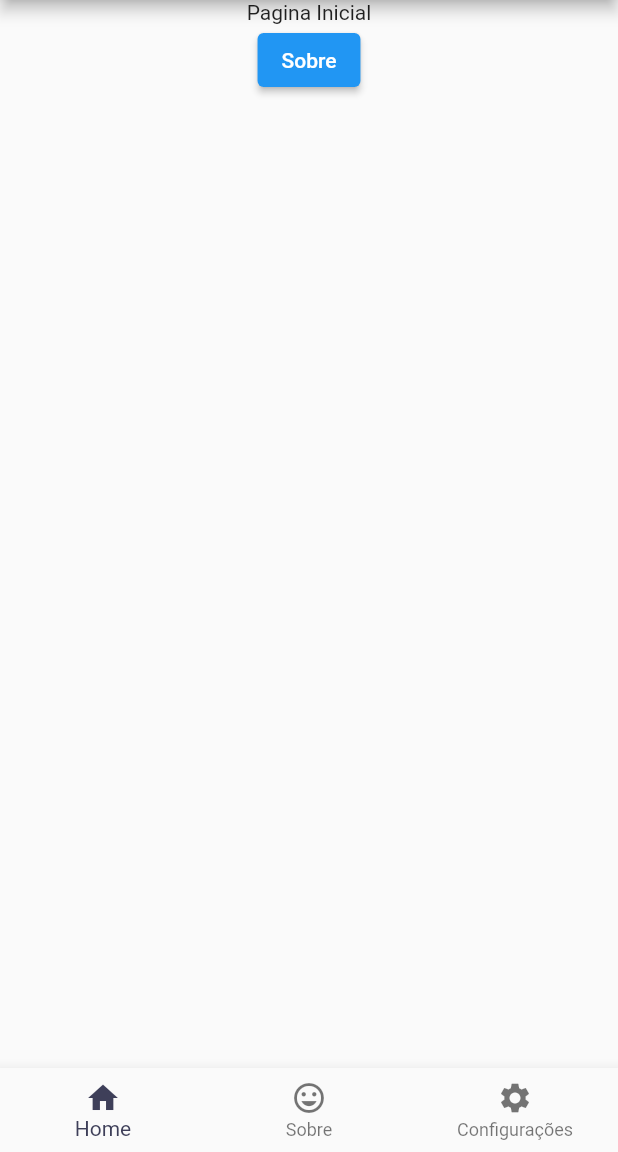
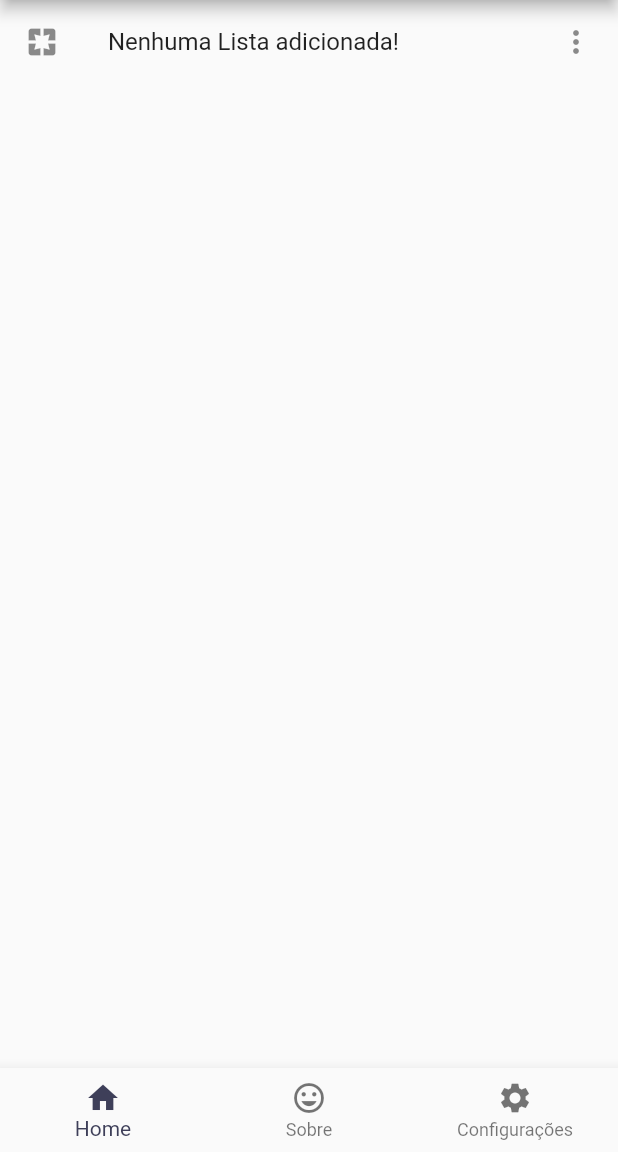
Before and after one commit to jwdevelopper/app_lista_mercado, a Flutter app: the screen it shows after launch, on a phone screen of 412 x 824 dp, the part 84-1236 px from its top. Run offline on Flutter 3.47's test engine with Material 2 defaults, Android fonts, the phone set to English and light mode, and no system bars.

Commit message:
Adicionando lista e melhorando lógica

```diff
--- a/lib/layout.dart
+++ b/lib/layout.dart
@@ -1,6 +1,7 @@
 import 'package:app_lista_mercado/pages/about.dart';
 import 'package:app_lista_mercado/pages/home.dart';
 import 'package:app_lista_mercado/pages/settings.dart';
+import 'package:app_lista_mercado/widgets/home_list.dart';
 import 'package:flutter/material.dart';
 
 class Layout {
@@ -9,17 +10,13 @@ class Layout {
   static int currItem = 0;
 
   static Scaffold getContent(BuildContext context, content) {
-
-
-
     return Scaffold(
       appBar: AppBar(
           backgroundColor: primary(),
           title: Center(
             child: Text("Fox Supermercado"),
           ),
-        actions: _getActions(context)
-      ),
+          actions: _getActions(context)),
       body: content,
       bottomNavigationBar: BottomNavigationBar(
         currentIndex: currItem,
@@ -37,11 +34,12 @@ class Layout {
       ),
     );
   }
-  static List<Widget> _getActions(context) {
+
+  static List<Widget> _getActions(BuildContext context) {
     TextEditingController _controller = TextEditingController();
     List<Widget> itens = [];
     //REGRA QUE EXIBE O BOTÃO DE ADICIONAR APENAS NA PAGINA HOME
-    if(pages[currItem] != HomePage.tag){
+    if (pages[currItem] != HomePage.tag) {
       return itens;
     }
     itens.add(GestureDetector(
@@ -57,9 +55,7 @@ class Layout {
                     hintText: 'Nome',
                     contentPadding: EdgeInsets.fromLTRB(20, 10, 20, 10),
                     border: OutlineInputBorder(
-                          borderRadius: BorderRadius.circular(10)
-                        )
-                      ),
+                        borderRadius: BorderRadius.circular(10))),
               );
               return AlertDialog(
                 title: Text('Nova Lista'),
@@ -93,8 +89,14 @@ class Layout {
                       style: TextStyle(color: light()),
                     ),
                     onPressed: () {
+                      HomeList.itens.add(ListTile(
+                        leading: Icon(Icons.pages),
+                        title: Text(_controller.text),
+                        //subtitle: Text('É isso ai'),
+                        trailing: Icon(Icons.more_vert),
+                      ));
                       print('Dado => ' + _controller.text);
-                            Navigator.of(ctx).pop();
+                      Navigator.of(ctx).popAndPushNamed(HomePage.tag);
                     },
                   ),
                 ],
--- a/lib/pages/home.dart
+++ b/lib/pages/home.dart
@@ -1,5 +1,6 @@
 import 'package:app_lista_mercado/layout.dart';
 import 'package:app_lista_mercado/pages/about.dart';
+import 'package:app_lista_mercado/widgets/home_list.dart';
 import 'package:flutter/material.dart';
 
 class HomePage extends StatelessWidget {
@@ -12,19 +13,7 @@ class HomePage extends StatelessWidget {
 
   @override
   Widget build(BuildContext context) {
-    final content = Center(
-    child: Column(
-      children: [
-        Text("Pagina Inicial"),
-        ElevatedButton(
-          child: Text('Sobre'),
-          onPressed: (){
-            Navigator.of(context).pushNamed(AboutPage.tag);
-          },
-        ),
-      ],
-    )
-  );
+    final content = HomeList();
     return Layout.getContent(context, content);
   }
 }
--- /dev/null
+++ b/lib/widgets/home_list.dart
@@ -0,0 +1,27 @@
+import 'package:flutter/material.dart';
+
+class HomeList extends StatefulWidget {
+  static List<Widget> itens = [];
+
+  const HomeList({Key? key}) : super(key: key);
+
+  @override
+  _HomeListState createState() => _HomeListState();
+}
+
+class _HomeListState extends State<HomeList> {
+  List<Widget> def = [];
+
+  @override
+  Widget build(BuildContext context) {
+    List<Widget> values = [];
+    if (HomeList.itens.length == 0) {
+      values.add(ListTile(
+        leading: Icon(Icons.pages),
+        title: Text('Nenhuma Lista adicionada!'),
+        trailing: Icon(Icons.more_vert),
+      ));
+    }
+    return ListView(shrinkWrap: true, children: (HomeList.itens.length == 0) ? values : HomeList.itens);
+  }
+}
```
Lines whose indentation alone changed are shown as unchanged.
